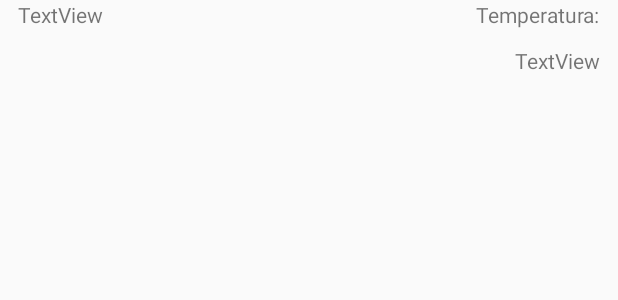
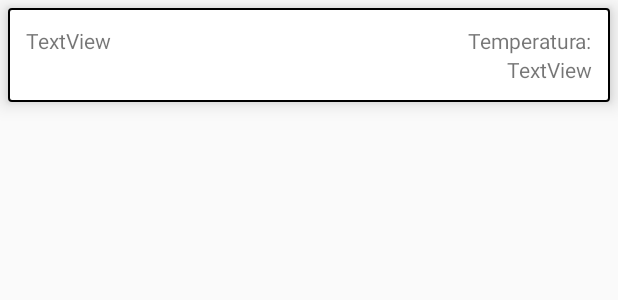
Before and after one commit to noisesy/hackathome_covid19, an Android app: the layout item_misurazione.xml on its own in the app's theme, with its tools: preview values and no code run, on a phone screen of 412 x 824 dp. Shown: the top 300 px of the screen. Run offline under Robolectric (Android 15) with nearby library versions, the phone set to English and light mode, and no system bars; network calls fail.

```diff
--- /dev/null
+++ b/app/src/main/res/drawable/border.xml
@@ -0,0 +1,21 @@
+<?xml version="1.0" encoding="utf-8"?>
+<shape xmlns:android="http://schemas.android.com/apk/res/android"
+    android:shape="rectangle" >
+
+    <!-- View background color -->
+    <solid
+        android:color="@android:color/white" >
+    </solid>
+
+    <!-- View border color and width -->
+    <stroke
+        android:width="1dp"
+        android:color="@android:color/black" >
+    </stroke>
+
+    <!-- The radius makes the corners rounded -->
+    <corners
+        android:radius="2dp"   >
+    </corners>
+
+</shape>
--- a/app/src/main/res/layout/item_misurazione.xml
+++ b/app/src/main/res/layout/item_misurazione.xml
@@ -4,9 +4,10 @@
     xmlns:tools="http://schemas.android.com/tools"
     android:id="@+id/item_user_layout"
     android:layout_width="match_parent"
-    android:layout_height="50dp"
-    android:layout_marginStart="12dp"
-    android:layout_marginEnd="12dp"
+    android:layout_height="wrap_content"
+    android:layout_margin="5dp"
+    android:padding="12dp"
+    android:background="@drawable/border"
     android:elevation="8dp">
 
 
@@ -35,7 +36,7 @@
         android:layout_width="wrap_content"
         android:layout_height="wrap_content"
         android:text="Temperatura:"
-        app:layout_constraintBottom_toBottomOf="parent"
+        app:layout_constraintBottom_toTopOf="@+id/text_misurazione"
         app:layout_constraintEnd_toEndOf="parent"
         app:layout_constraintTop_toTopOf="parent"
         app:layout_constraintVertical_bias="0.0" />
```
